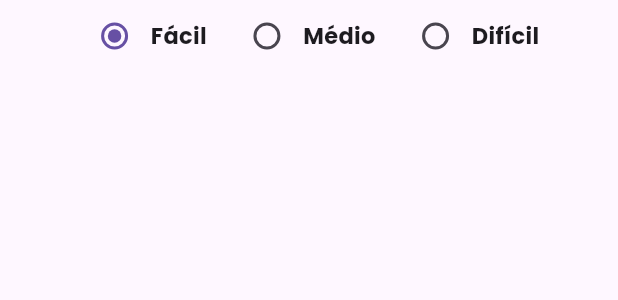
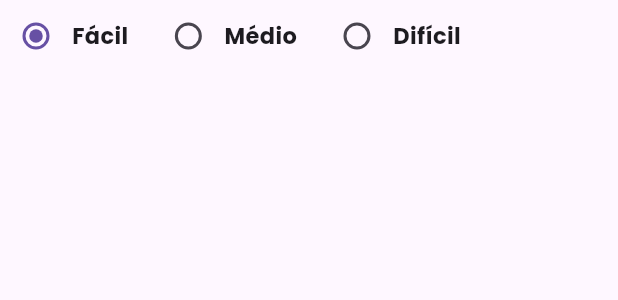
Before and after one commit to CoHabito-Dev/Front, a Flutter app: the DifficultView widget shown alone on an empty page, opened directly, on a phone screen of 412 x 824 dp. Shown: the top 300 px of the screen. Run offline on Flutter 3.47's test engine with Material 3 defaults, Android fonts, the phone set to English and light mode, and no system bars; project files that could hold a hidden picture were left out.

Commit message:
Corrige o alinhamento do campo numérico na tela de seleção da dificuldade da tarefa

```diff
--- a/co_habito/lib/components/DifficultView.dart
+++ b/co_habito/lib/components/DifficultView.dart
@@ -14,7 +14,7 @@ class _DifficultViewState extends State<DifficultView> {
   @override
   Widget build(BuildContext context) {
     return Row(
-      mainAxisAlignment: MainAxisAlignment.center,
+      mainAxisAlignment: MainAxisAlignment.start,
       children: [
         _buildRadioOption('Fácil'),
         SizedBox(width: 16), // Espaço entre os botões de opção
--- a/co_habito/lib/components/NumericSelector.dart
+++ b/co_habito/lib/components/NumericSelector.dart
@@ -55,7 +55,7 @@ class _NumericSelectorState extends State<NumericSelector> {
    @override
   Widget build(BuildContext context) {
     return Row(
-      mainAxisAlignment: MainAxisAlignment.center,
+      mainAxisAlignment: MainAxisAlignment.start,
       children: [
         GestureDetector(
           onTap: _decrement,
```
